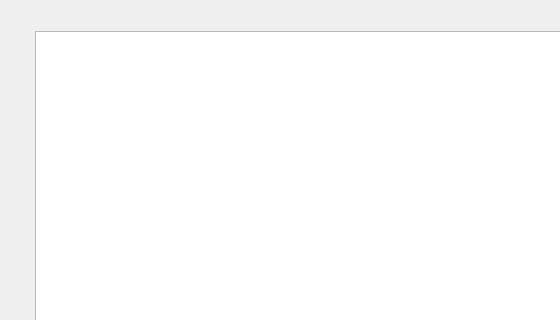
First picture: the form in userClient/Detect/intrusionwidget.ui, repository nawhis2/SmartFarm, before the edit; both pictures show x 0 to 560 and y 0 to 320 of the 968 by 600 pixel window.
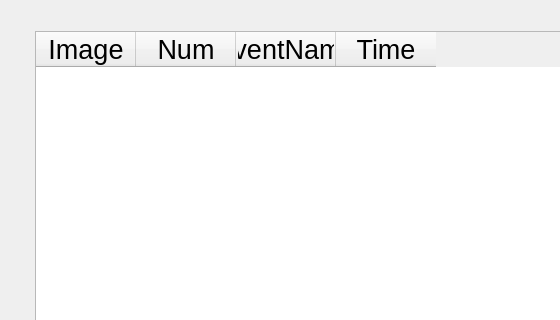
Second picture: the form after the edit.

Commit message: make adding data in column

Patch:
```diff
--- a/userClient/Detect/intrusionwidget.ui
+++ b/userClient/Detect/intrusionwidget.ui
@@ -35,6 +35,37 @@
      <height>491</height>
     </rect>
    </property>
+   <property name="font">
+    <font>
+     <pointsize>20</pointsize>
+    </font>
+   </property>
+   <property name="editTriggers">
+    <set>QAbstractItemView::EditTrigger::NoEditTriggers</set>
+   </property>
+   <attribute name="verticalHeaderVisible">
+    <bool>false</bool>
+   </attribute>
+   <column>
+    <property name="text">
+     <string>Image</string>
+    </property>
+   </column>
+   <column>
+    <property name="text">
+     <string>Num</string>
+    </property>
+   </column>
+   <column>
+    <property name="text">
+     <string>EventName</string>
+    </property>
+   </column>
+   <column>
+    <property name="text">
+     <string>Time</string>
+    </property>
+   </column>
   </widget>
  </widget>
  <resources/>
```
The commit also changes 8 other files.
